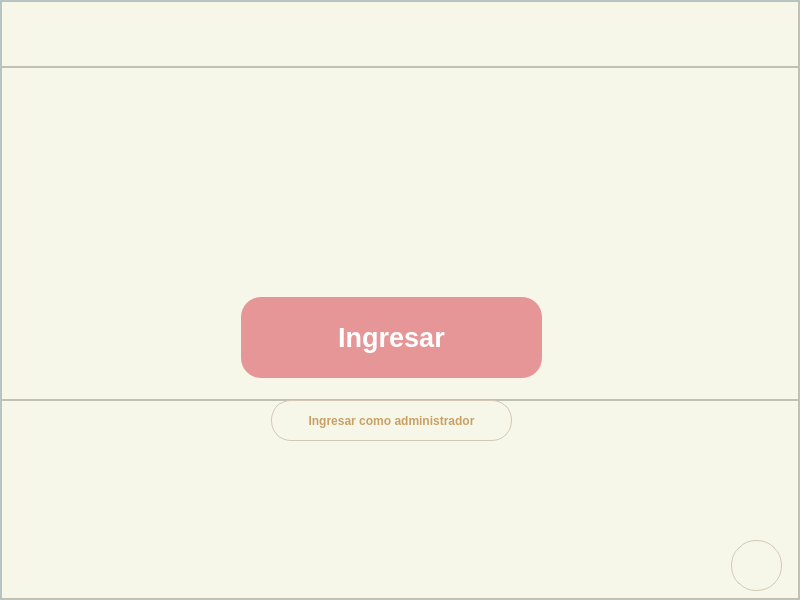
avilalem/ProyectoFinal, file pagina_principal.ui: the form before one commit.
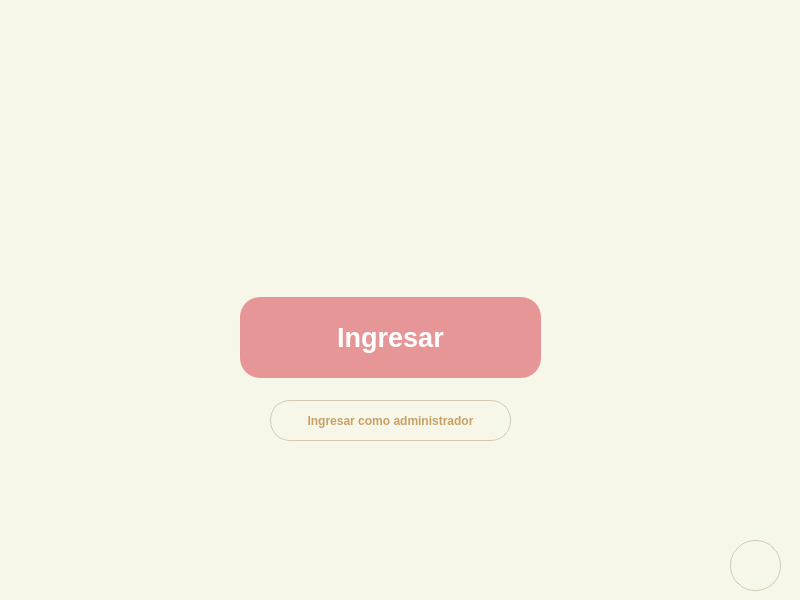
The form after the commit. Icons and pictures are not drawn.

Patch:
```diff
--- a/pagina_principal.ui
+++ b/pagina_principal.ui
@@ -482,10 +482,7 @@
 }</string>
       </property>
       <property name="frameShape">
-       <enum>QFrame::Shape::StyledPanel</enum>
-      </property>
-      <property name="frameShadow">
-       <enum>QFrame::Shadow::Raised</enum>
+       <enum>QFrame::NoFrame</enum>
       </property>
       <layout class="QVBoxLayout" name="verticalLayout_2" stretch="1,5,3">
        <property name="spacing">
@@ -520,10 +517,7 @@
 </string>
          </property>
          <property name="frameShape">
-          <enum>QFrame::Shape::StyledPanel</enum>
-         </property>
-         <property name="frameShadow">
-          <enum>QFrame::Shadow::Raised</enum>
+          <enum>QFrame::NoFrame</enum>
          </property>
          <widget class="QPushButton" name="botonSalir">
           <property name="geometry">
@@ -604,10 +598,7 @@
 }</string>
          </property>
          <property name="frameShape">
-          <enum>QFrame::Shape::StyledPanel</enum>
-         </property>
-         <property name="frameShadow">
-          <enum>QFrame::Shadow::Raised</enum>
+          <enum>QFrame::NoFrame</enum>
          </property>
          <widget class="QPushButton" name="botonStart">
           <property name="geometry">
@@ -621,6 +612,7 @@
           <property name="font">
            <font>
             <pointsize>20</pointsize>
+            <weight>75</weight>
             <bold>true</bold>
            </font>
           </property>
@@ -680,10 +672,7 @@
 }</string>
          </property>
          <property name="frameShape">
-          <enum>QFrame::Shape::StyledPanel</enum>
-         </property>
-         <property name="frameShadow">
-          <enum>QFrame::Shadow::Raised</enum>
+          <enum>QFrame::NoFrame</enum>
          </property>
          <widget class="QPushButton" name="botonAdmin">
           <property name="geometry">
@@ -696,6 +685,7 @@
           </property>
           <property name="font">
            <font>
+            <weight>75</weight>
             <bold>true</bold>
            </font>
           </property>
```
Left out of the diff: 29 changed lines with no effect on the pictures.
